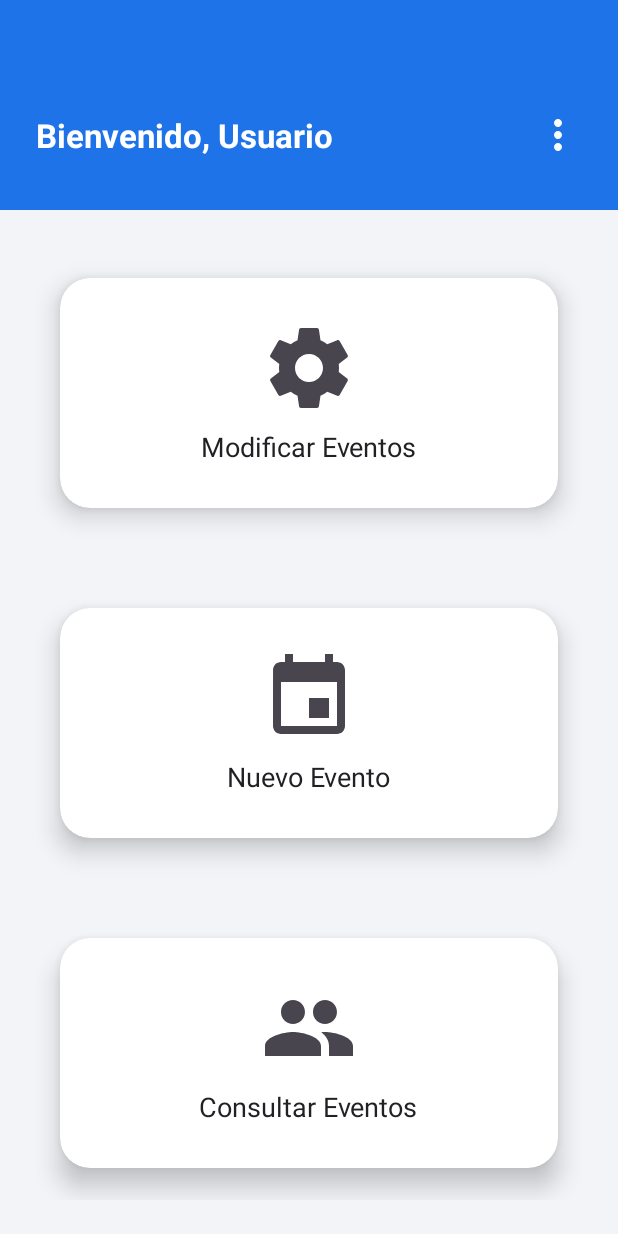
After one commit to moramirete/organizadorEventosMovil, an Android app: the HomeActivity screen opened directly, with no data from a screen before it, on a phone screen of 412 x 824 dp. The commit adds this screen. Run offline under Robolectric (Android 15) with nearby library versions, the phone set to English and light mode, and no system bars.

Commit message:
Creacion de Home y mejorar inicio sesion

```diff
--- a/app/src/main/AndroidManifest.xml
+++ b/app/src/main/AndroidManifest.xml
@@ -12,6 +12,12 @@
         android:supportsRtl="true"
         android:theme="@style/Theme.OrganizadorEventosMovil">
         <activity
+            android:name=".VerificacionEmailActivity"
+            android:exported="false" />
+        <activity
+            android:name=".HomeActivity"
+            android:exported="false" />
+        <activity
             android:name=".MainActivity"
             android:exported="true">
             <intent-filter>
--- /dev/null
+++ b/app/src/main/res/drawable/icono_ajustes.xml
@@ -0,0 +1,10 @@
+<vector xmlns:android="http://schemas.android.com/apk/res/android"
+    android:width="24dp"
+    android:height="24dp"
+    android:viewportWidth="24"
+    android:viewportHeight="24"
+    android:tint="?attr/colorControlNormal">
+  <path
+      android:fillColor="@android:color/black"
+      android:pathData="M19.43,12.98c0.04,-0.32 0.07,-0.64 0.07,-0.98s-0.03,-0.66 -0.07,-0.98l2.11,-1.65c0.19,-0.15 0.24,-0.42 0.12,-0.64l-2,-3.46c-0.12,-0.22 -0.39,-0.3 -0.61,-0.22l-2.49,1c-0.52,-0.4 -1.08,-0.73 -1.69,-0.98l-0.38,-2.65C14.46,2.18 14.25,2 14,2h-4c-0.25,0 -0.46,0.18 -0.49,0.42l-0.38,2.65c-0.61,0.25 -1.17,0.59 -1.69,0.98l-2.49,-1c-0.23,-0.09 -0.49,0 -0.61,0.22l-2,3.46c-0.13,0.22 -0.07,0.49 0.12,0.64l2.11,1.65c-0.04,0.32 -0.07,0.65 -0.07,0.98s0.03,0.66 0.07,0.98l-2.11,1.65c-0.19,0.15 -0.24,0.42 -0.12,0.64l2,3.46c0.12,0.22 0.39,0.3 0.61,0.22l2.49,-1c0.52,0.4 1.08,0.73 1.69,0.98l0.38,2.65c0.03,0.24 0.24,0.42 0.49,0.42h4c0.25,0 0.46,-0.18 0.49,-0.42l0.38,-2.65c0.61,-0.25 1.17,-0.59 1.69,-0.98l2.49,1c0.23,0.09 0.49,0 0.61,-0.22l2,-3.46c0.12,-0.22 0.07,-0.49 -0.12,-0.64l-2.11,-1.65zM12,15.5c-1.93,0 -3.5,-1.57 -3.5,-3.5s1.57,-3.5 3.5,-3.5 3.5,1.57 3.5,3.5 -1.57,3.5 -3.5,3.5z"/>
+</vector>
--- /dev/null
+++ b/app/src/main/res/drawable/icono_calendario.xml
@@ -0,0 +1,10 @@
+<vector xmlns:android="http://schemas.android.com/apk/res/android"
+    android:width="24dp"
+    android:height="24dp"
+    android:viewportWidth="24"
+    android:viewportHeight="24"
+    android:tint="?attr/colorControlNormal">
+  <path
+      android:fillColor="@android:color/holo_blue_light"
+      android:pathData="M17,12h-5v5h5v-5zM16,1v2H8V1H6v2H5c-1.11,0 -1.99,0.9 -1.99,2L3,19c0,1.1 0.89,2 2,2h14c1.1,0 2,-0.9 2,-2V5c0,-1.1 -0.9,-2 -2,-2h-1V1h-2zm3,18H5V8h14v11z"/>
+</vector>
--- /dev/null
+++ b/app/src/main/res/drawable/icono_mas_vertical.xml
@@ -0,0 +1,9 @@
+<vector xmlns:android="http://schemas.android.com/apk/res/android"
+    android:width="24dp"
+    android:height="24dp"
+    android:viewportWidth="24"
+    android:viewportHeight="24">
+  <path
+      android:fillColor="@android:color/white"
+      android:pathData="M12,8c1.1,0 2,-0.9 2,-2s-0.9,-2 -2,-2 -2,0.9 -2,2 0.9,2 2,2zM12,10c-1.1,0 -2,0.9 -2,2s0.9,2 2,2 2,-0.9 2,-2 -0.9,-2 -2,-2zM12,16c-1.1,0 -2,0.9 -2,2s0.9,2 2,2 2,-0.9 2,-2 -0.9,-2 -2,-2z"/>
+</vector>
--- /dev/null
+++ b/app/src/main/res/drawable/icono_personas.xml
@@ -0,0 +1,10 @@
+<vector xmlns:android="http://schemas.android.com/apk/res/android"
+    android:width="24dp"
+    android:height="24dp"
+    android:viewportWidth="24"
+    android:viewportHeight="24"
+    android:tint="?attr/colorControlNormal">
+  <path
+      android:fillColor="@android:color/holo_blue_light"
+      android:pathData="M16,11c1.66,0 2.99,-1.34 2.99,-3S17.66,5 16,5c-1.66,0 -3,1.34 -3,3s1.34,3 3,3zM8,11c1.66,0 2.99,-1.34 2.99,-3S9.66,5 8,5C6.34,5 5,6.34 5,8s1.34,3 3,3zM8,13c-2.33,0 -7,1.17 -7,3.5V19h14v-2.5c0,-2.33 -4.67,-3.5 -7,-3.5zM16,13c-0.29,0 -0.62,0.02 -0.97,0.05 1.16,0.84 1.97,1.97 1.97,3.45V19h6v-2.5c0,-2.33 -4.67,-3.5 -7,-3.5z"/>
+</vector>
--- /dev/null
+++ b/app/src/main/res/layout/activity_home.xml
@@ -0,0 +1,143 @@
+<?xml version="1.0" encoding="utf-8"?>
+<androidx.constraintlayout.widget.ConstraintLayout xmlns:android="http://schemas.android.com/apk/res/android"
+    xmlns:app="http://schemas.android.com/apk/res-auto"
+    xmlns:tools="http://schemas.android.com/tools"
+    android:layout_width="match_parent"
+    android:layout_height="match_parent"
+    android:background="#F2F4F7"
+    tools:context=".HomeActivity">
+
+    <androidx.constraintlayout.widget.ConstraintLayout
+        android:id="@+id/headerBackground"
+        android:layout_width="match_parent"
+        android:layout_height="140dp"
+        android:background="#1E73E8"
+        android:paddingTop="40dp"
+        android:paddingHorizontal="24dp"
+        app:layout_constraintTop_toTopOf="parent">
+
+        <TextView
+            android:id="@+id/tvUsername"
+            android:layout_width="wrap_content"
+            android:layout_height="wrap_content"
+            android:text="Bienvenido, Usuario"
+            android:textColor="@android:color/white"
+            android:textSize="22sp"
+            android:textStyle="bold"
+            app:layout_constraintBottom_toBottomOf="parent"
+            app:layout_constraintStart_toStartOf="parent"
+            app:layout_constraintTop_toTopOf="parent" />
+
+        <ImageView
+            android:id="@+id/ivMenu"
+            android:layout_width="32dp"
+            android:layout_height="32dp"
+            android:src="@drawable/icono_mas_vertical"
+            app:layout_constraintBottom_toBottomOf="parent"
+            app:layout_constraintEnd_toEndOf="parent"
+            app:layout_constraintTop_toTopOf="parent" />
+
+    </androidx.constraintlayout.widget.ConstraintLayout>
+
+    <LinearLayout
+        android:id="@+id/buttonContainer"
+        android:layout_width="match_parent"
+        android:layout_height="0dp"
+        android:orientation="vertical"
+        android:padding="24dp"
+        app:layout_constraintBottom_toBottomOf="parent"
+        app:layout_constraintTop_toBottomOf="@+id/headerBackground">
+
+        <androidx.cardview.widget.CardView
+            android:layout_width="match_parent"
+            android:layout_height="0dp"
+            android:layout_weight="1"
+            app:cardBackgroundColor="@android:color/white"
+            app:cardCornerRadius="20dp"
+            app:cardElevation="10dp"
+            app:cardUseCompatPadding="true">
+
+            <LinearLayout
+                android:layout_width="match_parent"
+                android:layout_height="match_parent"
+                android:gravity="center"
+                android:orientation="vertical">
+
+                <ImageView
+                    android:layout_width="64dp"
+                    android:layout_height="64dp"
+                    android:layout_marginBottom="8dp"
+                    android:src="@drawable/icono_ajustes" />
+
+                <TextView
+                    android:layout_width="wrap_content"
+                    android:layout_height="wrap_content"
+                    android:text="Modificar Eventos"
+                    android:textColor="#202124"
+                    android:textSize="18sp" />
+            </LinearLayout>
+        </androidx.cardview.widget.CardView>
+
+        <androidx.cardview.widget.CardView
+            android:layout_width="match_parent"
+            android:layout_height="0dp"
+            android:layout_marginTop="24dp"
+            android:layout_weight="1"
+            app:cardBackgroundColor="@android:color/white"
+            app:cardCornerRadius="20dp"
+            app:cardElevation="10dp"
+            app:cardUseCompatPadding="true">
+
+            <LinearLayout
+                android:layout_width="match_parent"
+                android:layout_height="match_parent"
+                android:gravity="center"
+                android:orientation="vertical">
+
+                <ImageView
+                    android:layout_width="64dp"
+                    android:layout_height="64dp"
+                    android:layout_marginBottom="8dp"
+                    android:src="@drawable/icono_calendario" />
+
+                <TextView
+                    android:layout_width="wrap_content"
+                    android:layout_height="wrap_content"
+                    android:text="Nuevo Evento"
+                    android:textColor="#202124"
+                    android:textSize="18sp" />
+            </LinearLayout>
+        </androidx.cardview.widget.CardView>
+
+        <androidx.cardview.widget.CardView
+            android:layout_width="match_parent"
+            android:layout_height="0dp"
+            android:layout_marginTop="24dp"
+            android:layout_weight="1"
+            app:cardBackgroundColor="@android:color/white"
+            app:cardCornerRadius="20dp"
+            app:cardElevation="10dp"
+            app:cardUseCompatPadding="true">
+
+            <LinearLayout
+                android:layout_width="match_parent"
+                android:layout_height="match_parent"
+                android:gravity="center"
+                android:orientation="vertical">
+
+                <ImageView
+                    android:layout_width="64dp"
+                    android:layout_height="64dp"
+                    android:layout_marginBottom="8dp"
+                    android:src="@drawable/icono_personas" />
+
+                <TextView
+                    android:layout_width="wrap_content"
+                    android:layout_height="wrap_content"
+                    android:text="Consultar Eventos"
+                    android:textColor="#202124"
+                    android:textSize="18sp" />
+            </LinearLayout>
+        </androidx.cardview.widget.CardView>
+    </LinearLayout>
+</androidx.constraintlayout.widget.ConstraintLayout>
--- /dev/null
+++ b/app/src/main/res/menu/home_menu.xml
@@ -0,0 +1,15 @@
+<?xml version="1.0" encoding="utf-8"?>
+<menu xmlns:android="http://schemas.android.com/apk/res/android">
+    <item
+        android:id="@+id/menu_change_username"
+        android:title="Cambiar nombre de usuario" />
+    <item
+        android:id="@+id/menu_change_password"
+        android:title="Cambiar contraseña" />
+    <item
+        android:id="@+id/menu_change_email"
+        android:title="Cambiar correo electrónico" />
+    <item
+        android:id="@+id/menu_logout"
+        android:title="Cerrar sesión" />
+</menu>
```
Also changed, not shown: app/src/main/java/com/example/organizadoreventosmovil/HomeActivity.kt (added, +49 -0 lines), app/src/main/java/com/example/organizadoreventosmovil/MainActivity.kt (+14 -0 lines), app/src/main/java/com/example/organizadoreventosmovil/VerificacionEmailActivity.kt (added, +21 -0 lines), app/src/main/res/anim/slide_down.xml (added, +8 -0 lines), app/src/main/res/anim/slide_up.xml (added, +8 -0 lines), app/src/main/res/layout/activity_main.xml (+8 -7 lines), app/src/main/res/layout/activity_verificacion_email.xml (added, +83 -0 lines), app/src/main/res/drawable/f_boton_oscuro.xml (renamed from app/src/main/res/drawable/bg_button_dark.xml), app/src/main/res/drawable/f_input.xml (renamed from app/src/main/res/drawable/bg_input.xml).
